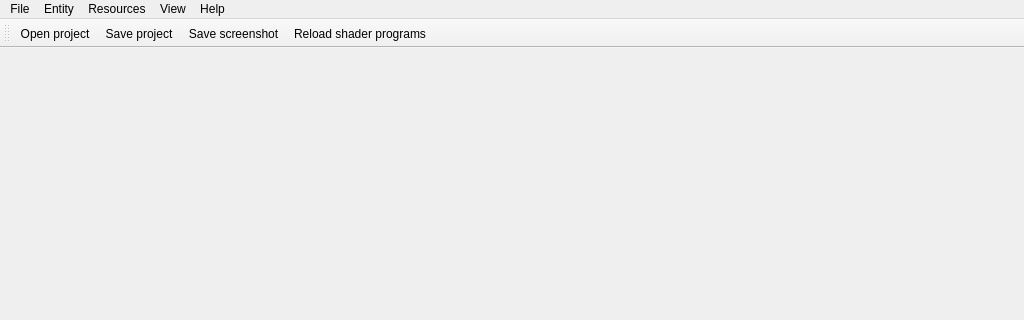
The window that Project3Root/Project3/ui/mainwindow.ui (MarcFly/AGP-ShaderLearning) describes before a commit, drawn with Qt 5; both pictures show x 0 to 1024 and y 0 to 320 of the 1024 by 600 pixel window.
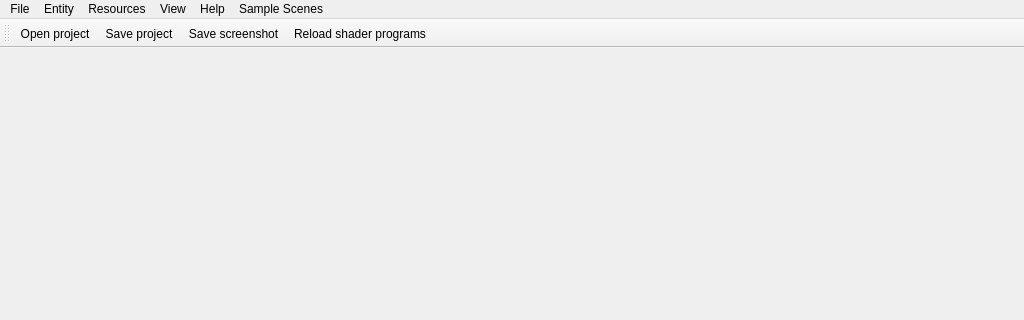
The same window after the commit. Icons and pictures are not drawn.

Commit message: Created sample scenes tool bar buttons and code

Diff of the .ui file:
```diff
--- a/Project3Root/Project3/ui/mainwindow.ui
+++ b/Project3Root/Project3/ui/mainwindow.ui
@@ -76,11 +76,20 @@
     <addaction name="actionAddMaterial"/>
     <addaction name="actionAddTexture"/>
    </widget>
+   <widget class="QMenu" name="menuSample_Scenes">
+    <property name="title">
+     <string>Sample Scenes</string>
+    </property>
+    <addaction name="actionScene_1"/>
+    <addaction name="actionScene_2"/>
+    <addaction name="actionScene_3"/>
+   </widget>
    <addaction name="menuFile"/>
    <addaction name="menuEntity"/>
    <addaction name="menuAssets"/>
    <addaction name="menuView"/>
    <addaction name="menuHelp"/>
+   <addaction name="menuSample_Scenes"/>
   </widget>
   <widget class="QToolBar" name="toolBar">
    <property name="windowTitle">
```
Left out of the diff: 15 changed lines with no effect on the pictures. The commit also changes 5 other files.
